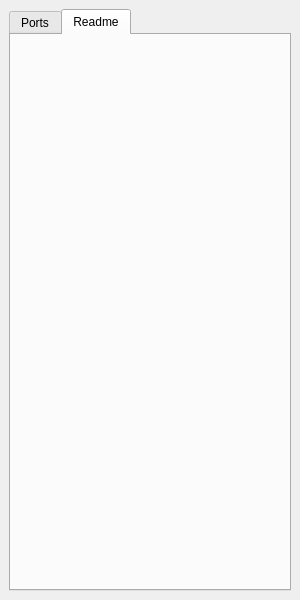
This is src/usb_port_monitor/gui/assets/gui_main.ui in BenOsborne3313/usb_port_monitor as Qt 5 draws it before an edit. The edited form follows.
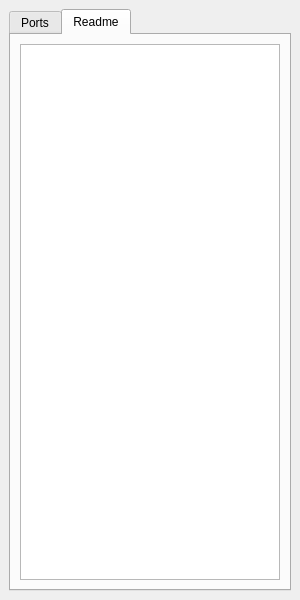
This is the edited form. The open tabs and pages were chosen to show the change.

The edit to the form file:
```diff
--- a/src/usb_port_monitor/gui/assets/gui_main.ui
+++ b/src/usb_port_monitor/gui/assets/gui_main.ui
@@ -47,6 +47,11 @@
        <attribute name="title">
         <string>Readme</string>
        </attribute>
+       <layout class="QVBoxLayout" name="verticalLayout_3">
+        <item>
+         <widget class="QTextEdit" name="textEdit"/>
+        </item>
+       </layout>
       </widget>
      </widget>
     </item>
```
Left out of the diff: 2 changed lines with no effect on the pictures.
